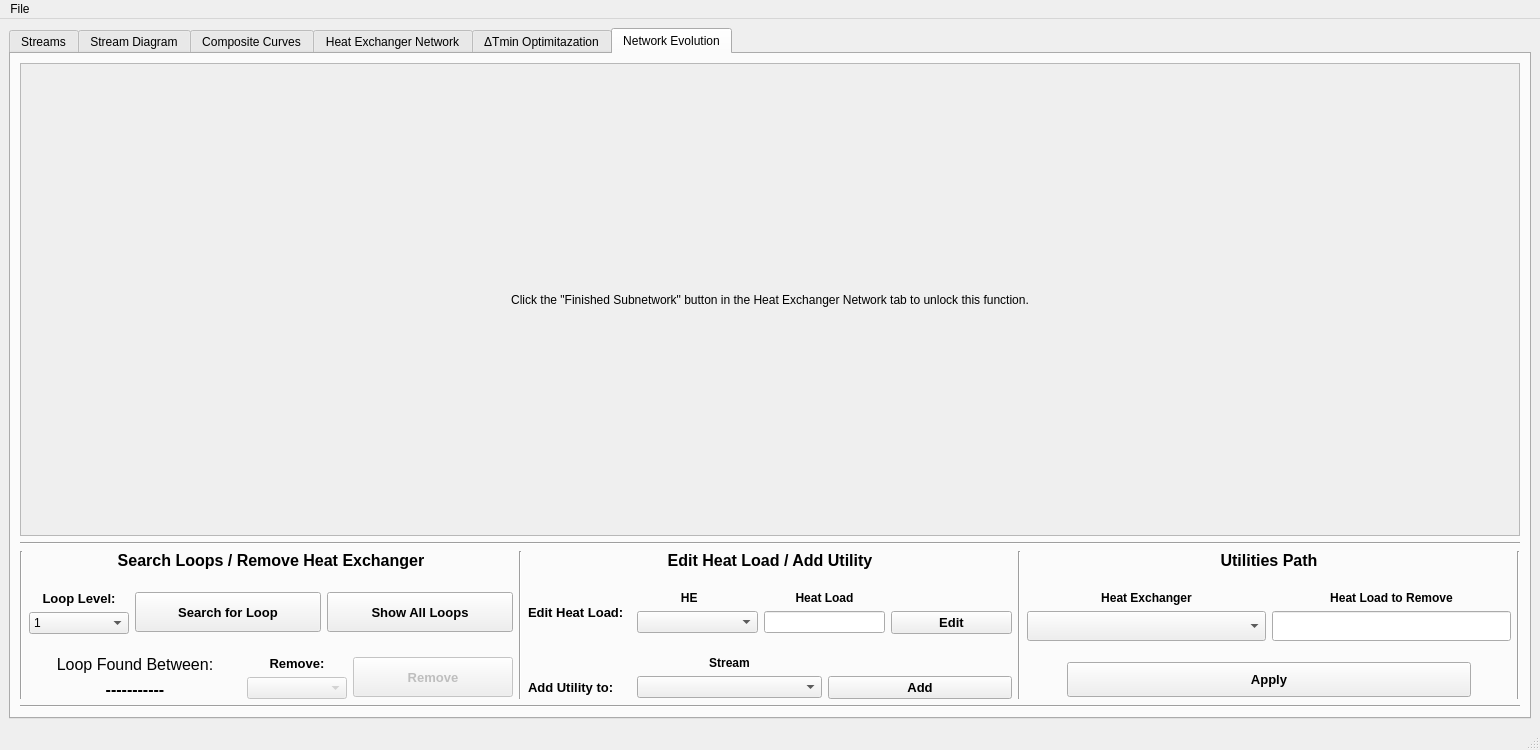
First picture: the form in interface/MPinch.ui, repository CarlosTadeuVassoler/MPinch, before the edit.
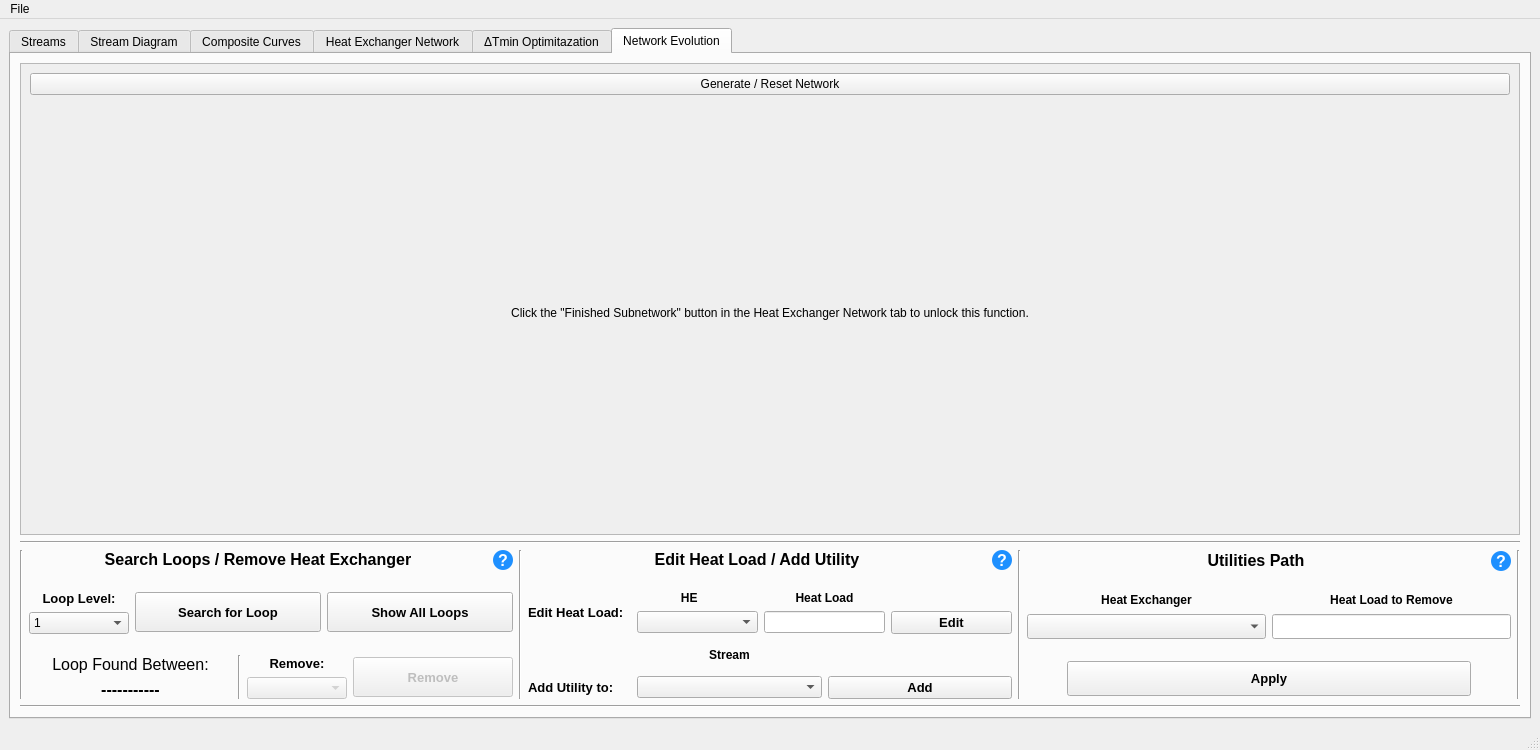
Second picture: the form after the edit. The open tabs and pages were chosen to show the change.

```diff
--- a/interface/MPinch.ui
+++ b/interface/MPinch.ui
@@ -3861,10 +3861,17 @@
                <x>0</x>
                <y>0</y>
                <width>1494</width>
-               <height>440</height>
+               <height>444</height>
               </rect>
              </property>
              <layout class="QVBoxLayout" name="verticalLayout_16">
+              <item>
+               <widget class="QPushButton" name="botao_evolucao">
+                <property name="text">
+                 <string>Generate / Reset Network</string>
+                </property>
+               </widget>
+              </item>
               <item>
                <layout class="QVBoxLayout" name="verticalLayout_10">
                 <item>
@@ -3875,6 +3882,9 @@
                     <height>0</height>
                    </size>
                   </property>
+                  <property name="styleSheet">
+                   <string notr="true"/>
+                  </property>
                   <property name="text">
                    <string>Click the &quot;Finished Subnetwork&quot; button in the Heat Exchanger Network tab to unlock this function.</string>
                   </property>
@@ -3919,6 +3929,8 @@
             <item>
              <layout class="QVBoxLayout" name="loops">
               <item>
+               <layout class="QHBoxLayout" name="horizontalLayout_25">
+                <item>
                <widget class="QLabel" name="label_50">
                 <property name="sizePolicy">
                  <sizepolicy hsizetype="Minimum" vsizetype="Maximum">
@@ -3942,6 +3954,63 @@
                </widget>
               </item>
               <item>
+                 <widget class="QToolButton" name="toolButton_3">
+                  <property name="enabled">
+                   <bool>false</bool>
+                  </property>
+                  <property name="sizePolicy">
+                   <sizepolicy hsizetype="Fixed" vsizetype="Fixed">
+                    <horstretch>0</horstretch>
+                    <verstretch>0</verstretch>
+                   </sizepolicy>
+                  </property>
+                  <property name="minimumSize">
+                   <size>
+                    <width>20</width>
+                    <height>20</height>
+                   </size>
+                  </property>
+                  <property name="maximumSize">
+                   <size>
+                    <width>20</width>
+                    <height>20</height>
+                   </size>
+                  </property>
+                  <property name="font">
+                   <font>
+                    <family>Arial</family>
+                    <pointsize>12</pointsize>
+                    <weight>75</weight>
+                    <bold>true</bold>
+                   </font>
+                  </property>
+                  <property name="mouseTracking">
+                   <bool>true</bool>
+                  </property>
+                  <property name="toolTip">
+                   <string>&lt;html&gt;&lt;head/&gt;&lt;body&gt;&lt;p align=&quot;justify&quot;&gt;By joining the subnetworks, some of the Heat Exchangers might be &amp;quot;redundant&amp;quot;. This function identify those &amp;quot;redundancies&amp;quot; by searching for heat exchange loops and allows you to remove a Heat Exchanger of them. &lt;/p&gt;&lt;p align=&quot;justify&quot;&gt;The Heat Load of the removed HE must be distributed between/among the reamaining of the loop.&lt;/p&gt;&lt;p align=&quot;justify&quot;&gt;Note: If all the Heat Load is not distributed, you can add utilities in the not supplied streams.&lt;/p&gt;&lt;/body&gt;&lt;/html&gt;</string>
+                  </property>
+                  <property name="styleSheet">
+                   <string notr="true">QToolButton{
+	background: 		#1E90FF;
+	border: 2px solid 	#000000;
+	border-radius: 10px;
+	color: 	#FFFFFF;
+	text-align: center;
+}
+
+QToolButton:focus{
+	border: 2px solid #FBAD25;
+}</string>
+                  </property>
+                  <property name="text">
+                   <string>?</string>
+                  </property>
+                 </widget>
+                </item>
+               </layout>
+              </item>
+              <item>
                <spacer name="verticalSpacer_3">
                 <property name="orientation">
                  <enum>Qt::Vertical</enum>
@@ -4146,6 +4215,13 @@
                   </item>
                  </layout>
                 </item>
+                <item>
+                 <widget class="Line" name="line_18">
+                  <property name="orientation">
+                   <enum>Qt::Vertical</enum>
+                  </property>
+                 </widget>
+                </item>
                 <item>
                  <layout class="QVBoxLayout" name="verticalLayout_9">
                   <item>
@@ -4252,6 +4328,8 @@
             <item>
              <layout class="QVBoxLayout" name="calor_e_utilidade">
               <item>
+               <layout class="QHBoxLayout" name="horizontalLayout_23">
+                <item>
                <widget class="QLabel" name="label_2">
                 <property name="sizePolicy">
                  <sizepolicy hsizetype="Minimum" vsizetype="Maximum">
@@ -4275,6 +4353,63 @@
                </widget>
               </item>
               <item>
+                 <widget class="QToolButton" name="toolButton">
+                  <property name="enabled">
+                   <bool>false</bool>
+                  </property>
+                  <property name="sizePolicy">
+                   <sizepolicy hsizetype="Fixed" vsizetype="Fixed">
+                    <horstretch>0</horstretch>
+                    <verstretch>0</verstretch>
+                   </sizepolicy>
+                  </property>
+                  <property name="minimumSize">
+                   <size>
+                    <width>20</width>
+                    <height>20</height>
+                   </size>
+                  </property>
+                  <property name="maximumSize">
+                   <size>
+                    <width>20</width>
+                    <height>20</height>
+                   </size>
+                  </property>
+                  <property name="font">
+                   <font>
+                    <family>Arial</family>
+                    <pointsize>12</pointsize>
+                    <weight>75</weight>
+                    <bold>true</bold>
+                   </font>
+                  </property>
+                  <property name="mouseTracking">
+                   <bool>true</bool>
+                  </property>
+                  <property name="toolTip">
+                   <string>&lt;html&gt;&lt;head/&gt;&lt;body&gt;&lt;p align=&quot;justify&quot;&gt;This Function allows you to edit the Heat Load of any Heat Exchanger, by just typing the desired value and clicking the &amp;quot;Edit&amp;quot; Button. If is desired to remove a HE, just make its Heat Load equals 0.&lt;/p&gt;&lt;p align=&quot;justify&quot;&gt;Note: Thermodynamics violations might appear in the HEN.&lt;/p&gt;&lt;p align=&quot;justify&quot;&gt;If some Stream is not supplied, it is also possible to add some utility to it.&lt;/p&gt;&lt;/body&gt;&lt;/html&gt;</string>
+                  </property>
+                  <property name="styleSheet">
+                   <string notr="true">QToolButton{
+	background: 		#1E90FF;
+	border: 2px solid 	#000000;
+	border-radius: 10px;
+	color: 	#FFFFFF;
+	text-align: center;
+}
+
+QToolButton:focus{
+	border: 2px solid #FBAD25;
+}</string>
+                  </property>
+                  <property name="text">
+                   <string>?</string>
+                  </property>
+                 </widget>
+                </item>
+               </layout>
+              </item>
+              <item>
                <spacer name="verticalSpacer_4">
                 <property name="orientation">
                  <enum>Qt::Vertical</enum>
@@ -4457,22 +4592,6 @@
                 </item>
                </layout>
               </item>
-              <item>
-               <spacer name="verticalSpacer_6">
-                <property name="orientation">
-                 <enum>Qt::Vertical</enum>
-                </property>
-                <property name="sizeType">
-                 <enum>QSizePolicy::Fixed</enum>
-                </property>
-                <property name="sizeHint" stdset="0">
-                 <size>
-                  <width>20</width>
-                  <height>15</height>
-                 </size>
-                </property>
-               </spacer>
-              </item>
               <item>
                <layout class="QVBoxLayout" name="verticalLayout_22">
                 <item>
@@ -4498,6 +4617,12 @@
                   </item>
                   <item>
                    <widget class="QLabel" name="label_52">
+                    <property name="sizePolicy">
+                     <sizepolicy hsizetype="Preferred" vsizetype="Maximum">
+                      <horstretch>0</horstretch>
+                      <verstretch>0</verstretch>
+                     </sizepolicy>
+                    </property>
                     <property name="font">
                      <font>
                       <weight>75</weight>
@@ -4532,7 +4657,7 @@
                   <item>
                    <widget class="QLabel" name="label_14">
                     <property name="sizePolicy">
-                     <sizepolicy hsizetype="Fixed" vsizetype="Preferred">
+                     <sizepolicy hsizetype="Fixed" vsizetype="Maximum">
                       <horstretch>0</horstretch>
                       <verstretch>0</verstretch>
                      </sizepolicy>
@@ -4602,6 +4727,8 @@
             <item>
              <layout class="QVBoxLayout" name="path">
               <item>
+               <layout class="QHBoxLayout" name="horizontalLayout_24">
+                <item>
                <widget class="QLabel" name="label_41">
                 <property name="sizePolicy">
                  <sizepolicy hsizetype="Minimum" vsizetype="Maximum">
@@ -4625,6 +4752,63 @@
                </widget>
               </item>
               <item>
+                 <widget class="QToolButton" name="toolButton_2">
+                  <property name="enabled">
+                   <bool>false</bool>
+                  </property>
+                  <property name="sizePolicy">
+                   <sizepolicy hsizetype="Fixed" vsizetype="Fixed">
+                    <horstretch>0</horstretch>
+                    <verstretch>0</verstretch>
+                   </sizepolicy>
+                  </property>
+                  <property name="minimumSize">
+                   <size>
+                    <width>20</width>
+                    <height>20</height>
+                   </size>
+                  </property>
+                  <property name="maximumSize">
+                   <size>
+                    <width>20</width>
+                    <height>20</height>
+                   </size>
+                  </property>
+                  <property name="font">
+                   <font>
+                    <family>Arial</family>
+                    <pointsize>12</pointsize>
+                    <weight>75</weight>
+                    <bold>true</bold>
+                   </font>
+                  </property>
+                  <property name="mouseTracking">
+                   <bool>true</bool>
+                  </property>
+                  <property name="toolTip">
+                   <string>&lt;html&gt;&lt;head/&gt;&lt;body&gt;&lt;p align=&quot;justify&quot;&gt;This function allows you to undo some Thermodynamics Violation by removing a specified Heat Load of some Heat Exchanger and supplying its streams with utilities.&lt;/p&gt;&lt;p align=&quot;justify&quot;&gt;Note: Using this might result in a most expensive network.&lt;/p&gt;&lt;p align=&quot;justify&quot;&gt;Note: Other Thermodynamics Violations might appear in the Network.&lt;/p&gt;&lt;/body&gt;&lt;/html&gt;</string>
+                  </property>
+                  <property name="styleSheet">
+                   <string notr="true">QToolButton{
+	background: 		#1E90FF;
+	border: 2px solid 	#000000;
+	border-radius: 10px;
+	color: 	#FFFFFF;
+	text-align: center;
+}
+
+QToolButton:focus{
+	border: 2px solid #FBAD25;
+}</string>
+                  </property>
+                  <property name="text">
+                   <string>?</string>
+                  </property>
+                 </widget>
+                </item>
+               </layout>
+              </item>
+              <item>
                <spacer name="verticalSpacer">
                 <property name="orientation">
                  <enum>Qt::Vertical</enum>
@@ -4701,7 +4885,7 @@
                   <property name="minimumSize">
                    <size>
                     <width>0</width>
-                    <height>30</height>
+                    <height>25</height>
                    </size>
                   </property>
                  </widget>
@@ -4717,7 +4901,7 @@
                   <property name="minimumSize">
                    <size>
                     <width>0</width>
-                    <height>30</height>
+                    <height>25</height>
                    </size>
                   </property>
                  </widget>
```
Left out of the diff: 86 changed lines with no effect on the pictures. Lines whose indentation alone changed are shown as unchanged.
